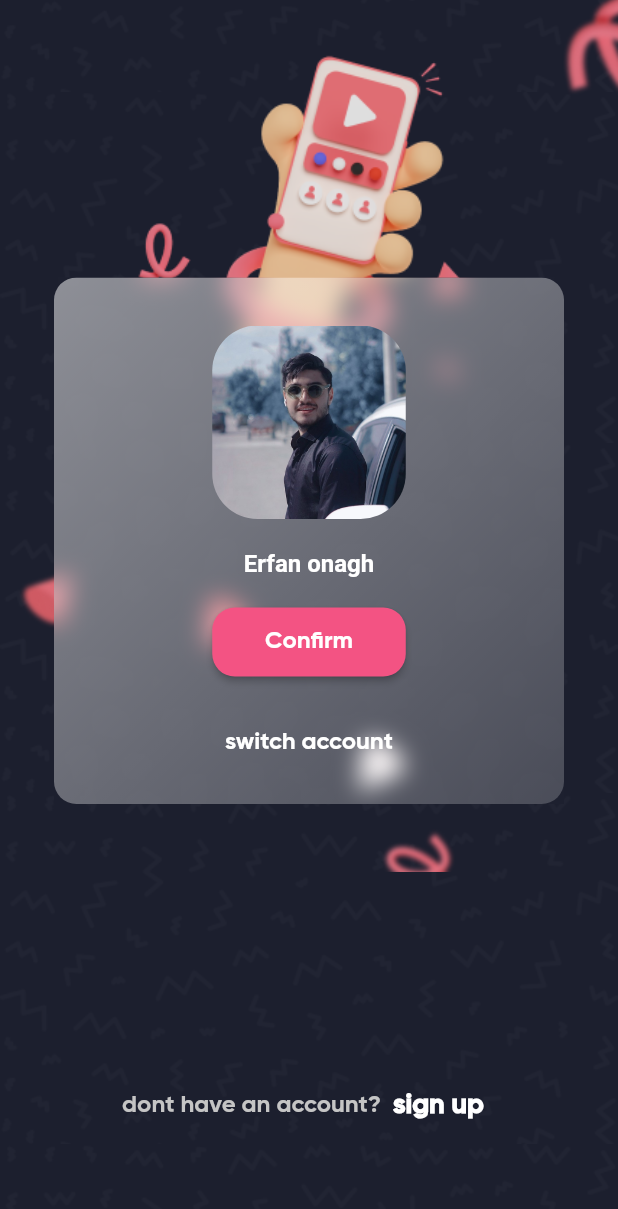
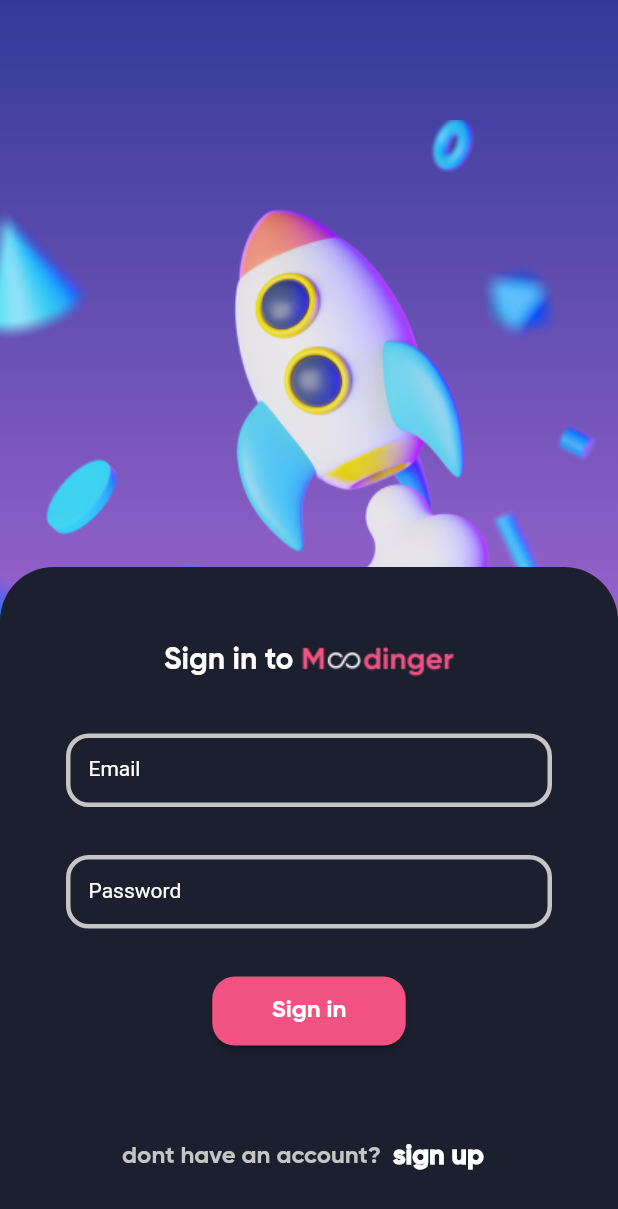
Before and after one commit to Dr-Pday/Moodinger, a Flutter app: the screen it shows after launch, on a phone screen of 412 x 824 dp. Shown: the top 1209 px of the screen. Run offline on Flutter 3.47's test engine with Material 2 defaults, Android fonts, the phone set to English and light mode, and no system bars.

Commit message:
complete login screen

```diff
--- a/lib/constats/colors.dart
+++ b/lib/constats/colors.dart
@@ -3,4 +3,4 @@ import 'package:flutter/material.dart';
 Color backgroundBlue = Color(0xff1C1F2E);
 Color sorkhabi = Color(0xffF35383);
 Color grey = Color(0xffC5C5C5);
-Color pink = Color(0xff4E3CC9);
+Color purpule = Color(0xff4E3CC9);
--- a/lib/main.dart
+++ b/lib/main.dart
@@ -1,5 +1,6 @@
 import 'package:flutter/material.dart';
 import 'package:instagram/constats/colors.dart';
+import 'package:instagram/screens/login_screen.dart';
 import 'package:instagram/screens/switch_account_screen.dart';
 
 void main() {
@@ -45,7 +46,7 @@ class Application extends StatelessWidget {
             ),
           ),
         ),
-        child: SwitchAccountScreen(),
+        child: LoginScreen(),
       ),
     );
   }
--- /dev/null
+++ b/lib/screens/login_screen.dart
@@ -0,0 +1,219 @@
+import 'package:flutter/material.dart';
+import 'package:instagram/constats/colors.dart';
+
+class LoginScreen extends StatefulWidget {
+  const LoginScreen({super.key});
+
+  @override
+  State<LoginScreen> createState() => _LoginScreenState();
+}
+
+class _LoginScreenState extends State<LoginScreen> {
+  FocusNode texfieldChecker = FocusNode();
+
+  FocusNode texfieldChecker2 = FocusNode();
+
+  @override
+  void initState() {
+    super.initState();
+    texfieldChecker.addListener(() {
+      setState(() {});
+    });
+    texfieldChecker2.addListener(() {
+      setState(() {});
+    });
+  }
+
+  @override
+  Widget build(BuildContext context) {
+    return Scaffold(
+      body: Stack(
+        alignment: Alignment.bottomCenter,
+        children: [
+          Column(
+            children: [
+              Expanded(
+                child: Stack(
+                  children: [
+                    Expanded(
+                      child: Container(
+                        height: double.maxFinite,
+                        decoration: BoxDecoration(
+                          gradient: LinearGradient(
+                            begin: Alignment.topCenter,
+                            end: Alignment.bottomCenter,
+                            colors: [
+                              Color.fromRGBO(50, 58, 153, 1),
+                              Color.fromRGBO(249, 139, 252, 1),
+                            ],
+                          ),
+                        ),
+                      ),
+                    ),
+                    Positioned(
+                      top: 80,
+                      left: 0,
+                      right: 0,
+                      child: Image(
+                        fit: BoxFit.fill,
+                        image: AssetImage('assets/images/rocket2.png'),
+                      ),
+                    ),
+                  ],
+                ),
+              ),
+            ],
+          ),
+          ClipRRect(
+            borderRadius: BorderRadius.only(
+              topLeft: Radius.circular(36),
+              topRight: Radius.circular(36),
+            ),
+            child: Container(
+              height: 446,
+              color: backgroundBlue,
+              child: SingleChildScrollView(
+                child: Column(
+                  children: [
+                    SizedBox(
+                      height: 50,
+                    ),
+                    Row(
+                      mainAxisAlignment: MainAxisAlignment.center,
+                      mainAxisSize: MainAxisSize.max,
+                      children: [
+                        Text('Sign in to',
+                            style: TextStyle(
+                              fontSize: 20,
+                              fontFamily: 'GB',
+                              color: Colors.white,
+                            )),
+                        SizedBox(
+                          width: 5,
+                        ),
+                        Image(
+                          image: AssetImage('assets/images/minilogo1.png'),
+                        ),
+                      ],
+                    ),
+                    SizedBox(height: 36),
+                    Padding(
+                      padding: const EdgeInsets.symmetric(horizontal: 44.0),
+                      child: TextField(
+                        focusNode: texfieldChecker,
+                        cursorColor: sorkhabi,
+                        decoration: InputDecoration(
+                          contentPadding: EdgeInsets.all(15),
+                          focusedBorder: OutlineInputBorder(
+                            borderSide: BorderSide(width: 3, color: sorkhabi),
+                            borderRadius: BorderRadius.all(
+                              Radius.circular(15),
+                            ),
+                          ),
+                          enabledBorder: OutlineInputBorder(
+                            borderSide: BorderSide(width: 3, color: grey),
+                            borderRadius: BorderRadius.all(
+                              Radius.circular(15),
+                            ),
+                          ),
+                          hintText: 'Erfan@onagh.com',
+                          hintStyle: TextStyle(
+                            fontSize: 14,
+                            color: Colors.white.withOpacity(0.5),
+                          ),
+                          labelText: 'Email',
+                          labelStyle: TextStyle(
+                              color: texfieldChecker.hasFocus
+                                  ? sorkhabi
+                                  : Colors.white,
+                              fontSize: 14),
+                        ),
+                      ),
+                    ),
+                    SizedBox(
+                      height: 32,
+                    ),
+                    Padding(
+                      padding: const EdgeInsets.symmetric(horizontal: 44.0),
+                      child: TextField(
+                        focusNode: texfieldChecker2,
+                        cursorColor: sorkhabi,
+                        decoration: InputDecoration(
+                          contentPadding: EdgeInsets.all(15),
+                          focusedBorder: OutlineInputBorder(
+                            borderSide: BorderSide(width: 3, color: sorkhabi),
+                            borderRadius: BorderRadius.all(
+                              Radius.circular(15),
+                            ),
+                          ),
+                          enabledBorder: OutlineInputBorder(
+                            borderSide: BorderSide(width: 3, color: grey),
+                            borderRadius: BorderRadius.all(
+                              Radius.circular(15),
+                            ),
+                          ),
+                          hintText: 'Enter your Password',
+                          hintStyle: TextStyle(
+                            fontSize: 14,
+                            color: Colors.white.withOpacity(0.5),
+                          ),
+                          labelText: 'Password',
+                          labelStyle: TextStyle(
+                              color: texfieldChecker2.hasFocus
+                                  ? sorkhabi
+                                  : Colors.white,
+                              fontSize: 14),
+                        ),
+                      ),
+                    ),
+                    SizedBox(height: 32),
+                    SizedBox(
+                      width: 129,
+                      height: 46,
+                      child: ElevatedButton(
+                        style: Theme.of(context).elevatedButtonTheme.style,
+                        onPressed: () {},
+                        child: Text('Sign in'),
+                      ),
+                    ),
+                    SizedBox(height: 50),
+                    Row(
+                      mainAxisSize: MainAxisSize.max,
+                      mainAxisAlignment: MainAxisAlignment.center,
+                      children: [
+                        Text(
+                          'dont have an account?',
+                          style: TextStyle(
+                              fontSize: 16, color: grey, fontFamily: 'GB'),
+                        ),
+                        TextButton(
+                          onPressed: () {},
+                          child: Text(
+                            'sign up',
+                            style: TextStyle(
+                              fontFamily: 'GB',
+                              fontSize: 18,
+                              fontWeight: FontWeight.bold,
+                              color: Colors.white,
+                            ),
+                          ),
+                        ),
+                      ],
+                    ),
+                  ],
+                ),
+              ),
+            ),
+          ),
+        ],
+      ),
+    );
+  }
+
+  @override
+  void dispose() {
+    super.dispose();
+    texfieldChecker.dispose();
+    texfieldChecker2.dispose();
+  }
+}
```
Also changed, not shown: assets/images/minilogo1.png (added), assets/images/rocket2.png (added).
